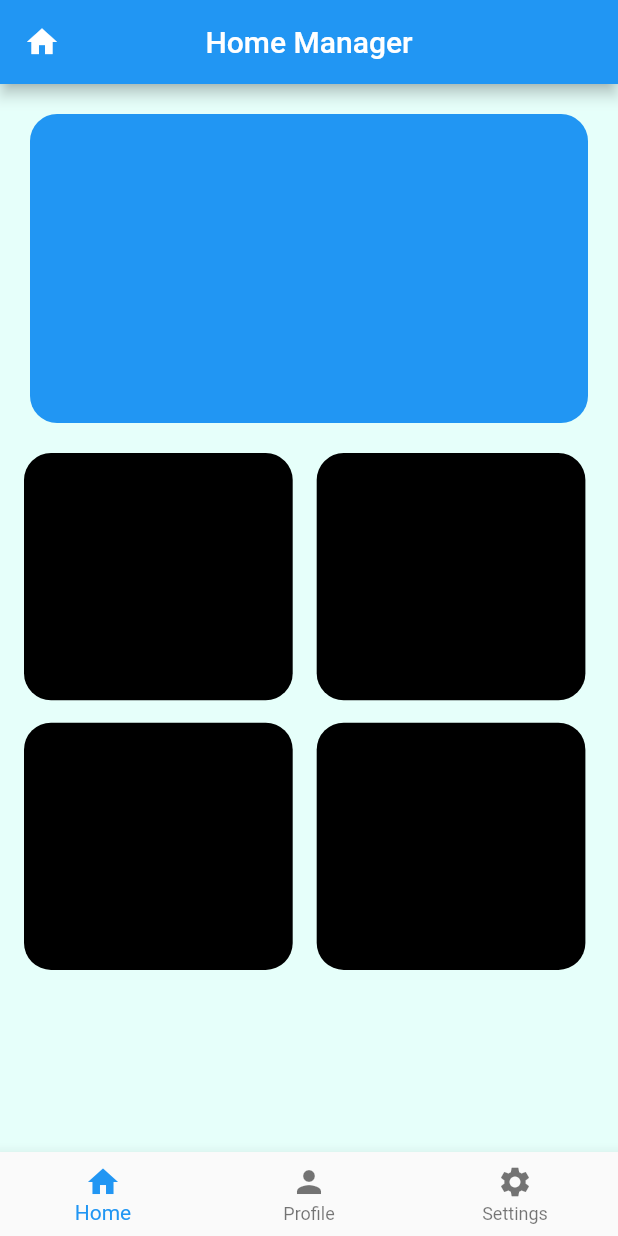
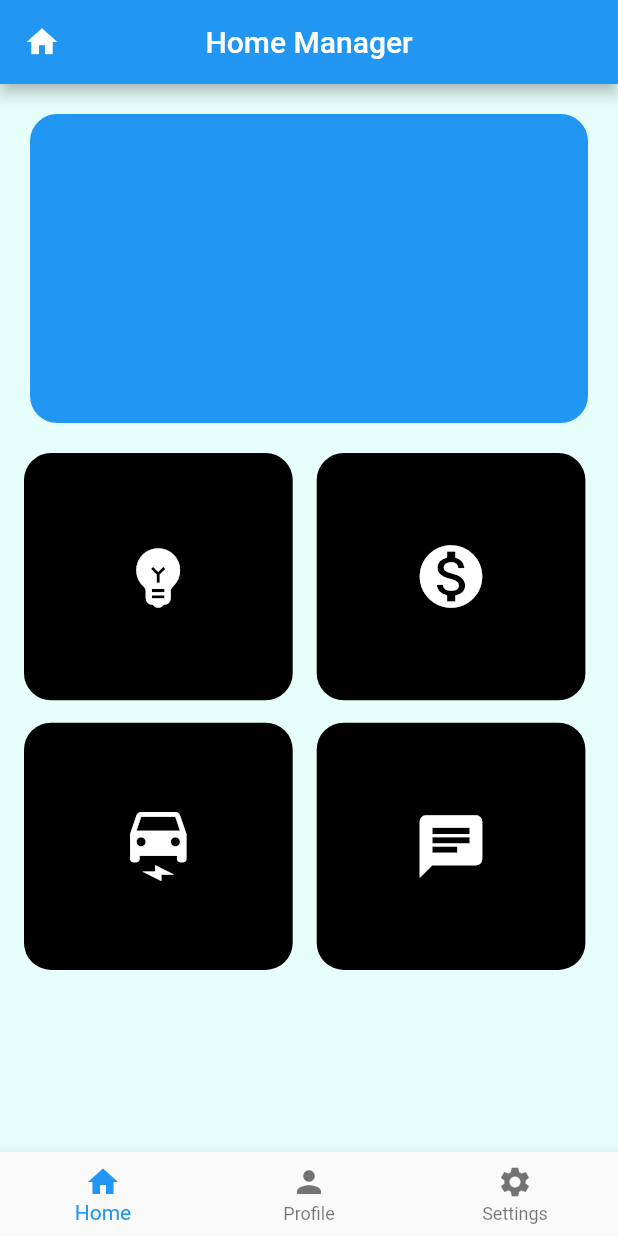
Before and after one commit to Gaurab17/House-Rent-Manager, a Flutter app: the screen it shows once a user with an empty profile is signed in, on a phone screen of 412 x 824 dp. Run offline on Flutter 3.47's test engine with Material 2 defaults, Android fonts, the phone set to English and light mode, and no system bars; our stand-ins replace firebase_auth, firebase_core, flutter_spinkit, splashscreen; accounts and stored records are empty.

Commit message:
Updated UI

```diff
--- a/housemanager/lib/Screens/Home/home.dart
+++ b/housemanager/lib/Screens/Home/home.dart
@@ -1,5 +1,7 @@
 // ignore_for_file: avoid_unnecessary_containers, prefer_const_constructors, prefer_const_literals_to_create_immutables, use_key_in_widget_constructors
 
+// import 'package:brewapp/Screens/Home/profile.dart';
+// import 'package:brewapp/Screens/Home/setting.dart';
 import 'package:brewapp/Screens/Services/auth.dart';
 import 'package:flutter/material.dart';
 
@@ -11,7 +13,13 @@ class Home extends StatefulWidget {
 }
 
 class _HomeState extends State<Home> {
+  // final List<Widget> _options = [
+  //   Home(),
+  //   Profile(),
+  //   Settings(),
+  // ];
   int _selectedIndex = 0;
+
   final AuthService _auth = AuthService();
   _onItemtap(int index) {
     setState(() {
@@ -40,6 +48,7 @@ class _HomeState extends State<Home> {
         ),
         body: Column(
           children: [
+            // _options[_selectedIndex],
             Padding(
               padding: const EdgeInsets.all(20.0),
               child: Container(
@@ -66,6 +75,8 @@ class _HomeState extends State<Home> {
                     ),
                     height: MediaQuery.of(context).size.height / 5,
                     width: MediaQuery.of(context).size.width / 2.3,
+                    child: Icon(Icons.emoji_objects,
+                        size: 50, color: Colors.white),
                   ),
                 ),
                 Container(
@@ -77,6 +88,8 @@ class _HomeState extends State<Home> {
                   ),
                   height: MediaQuery.of(context).size.height / 5,
                   width: MediaQuery.of(context).size.width / 2.3,
+                  child: Icon(Icons.monetization_on,
+                      size: 50, color: Colors.white),
                 ),
               ],
             ),
@@ -96,6 +109,8 @@ class _HomeState extends State<Home> {
                     ),
                     height: MediaQuery.of(context).size.height / 5,
                     width: MediaQuery.of(context).size.width / 2.3,
+                    child:
+                        Icon(Icons.electric_car, size: 50, color: Colors.white),
                   ),
                 ),
                 Container(
@@ -107,6 +122,7 @@ class _HomeState extends State<Home> {
                   ),
                   height: MediaQuery.of(context).size.height / 5,
                   width: MediaQuery.of(context).size.width / 2.3,
+                  child: Icon(Icons.chat, size: 50, color: Colors.white),
                 ),
               ],
             ),
```
Also changed, not shown: housemanager/lib/Screens/Home/profile.dart (added, +17 -0 lines), housemanager/lib/Screens/Home/setting.dart (added, +12 -0 lines).
